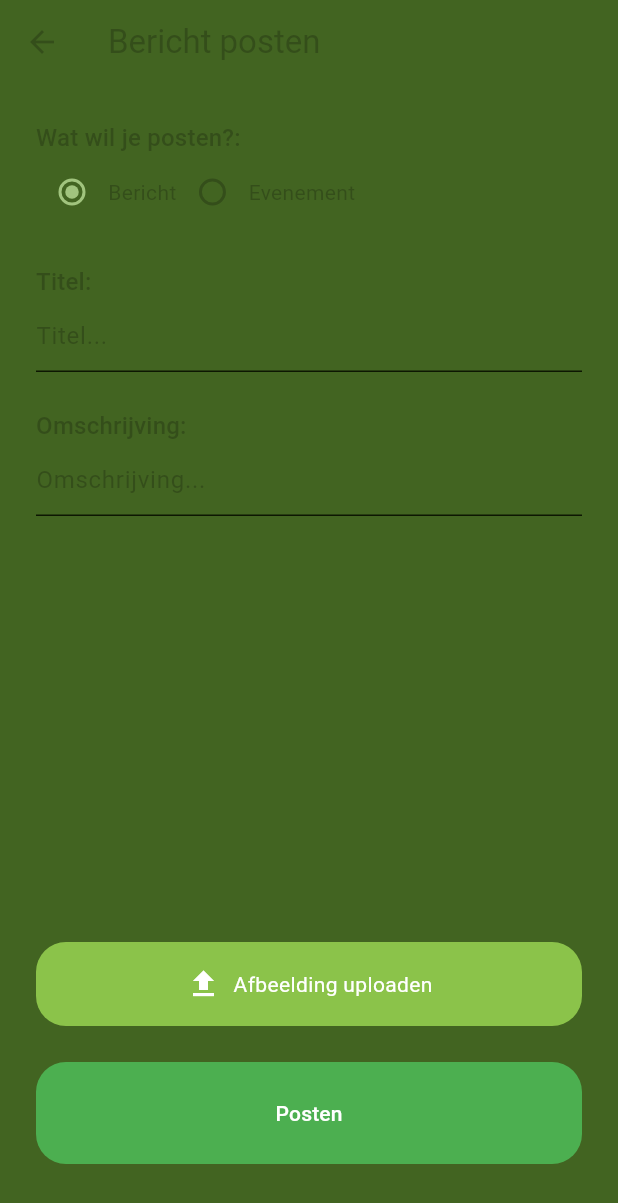
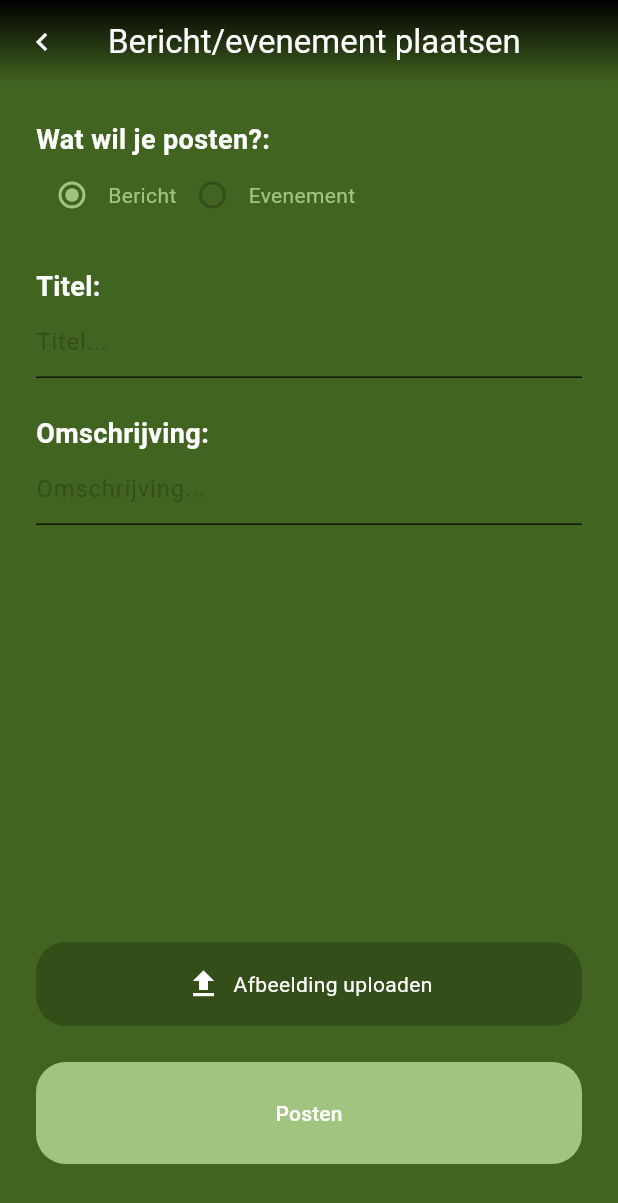
Before and after one commit to jorrit-jdjict/Huisgenot, a Flutter app: the CreateFeedOrEventScreen screen opened directly, on a phone screen of 412 x 824 dp. Shown: the top 1203 px of the screen. Run offline on Flutter 3.47's test engine with Material 3 defaults, Android fonts, the light colour scheme and no system bars; our stand-ins replace cloud_firestore, firebase_core, google_maps_flutter, image_picker, shared_preferences; missing offline and left inert: custom_map_markers; accounts and stored records are empty.

Commit message:
nieuwe styling

```diff
--- a/huisgenot/lib/src/view/screens/create_feed_or_event_screen.dart
+++ b/huisgenot/lib/src/view/screens/create_feed_or_event_screen.dart
@@ -37,12 +37,30 @@ class _CreateFeedOrEventScreenState extends State<CreateFeedOrEventScreen> {
   }
 
   // Function to show date picker
+// Function to show date picker
   Future<void> _selectDate() async {
     final DateTime? pickedDate = await showDatePicker(
       context: context,
       initialDate: DateTime.now(),
       firstDate: DateTime.now(),
       lastDate: DateTime(DateTime.now().year + 1),
+      builder: (BuildContext context, Widget? child) {
+        return Theme(
+          data: Theme.of(context).copyWith(
+            colorScheme: ColorScheme.light(
+              primary: Color.fromARGB(255, 161, 196, 126), // header background color
+              onPrimary: Color.fromARGB(255, 52, 78, 26), // header text color
+              onSurface: Color.fromARGB(255, 52, 78, 26), // body text color
+            ),
+            textButtonTheme: TextButtonThemeData(
+              style: TextButton.styleFrom(
+                foregroundColor: Color.fromARGB(255, 52, 78, 26), // button text color
+              ),
+            ),
+          ),
+          child: child!,
+        );
+      },
     );
 
     if (pickedDate != null && pickedDate != selectedDate) {
@@ -69,8 +87,9 @@ class _CreateFeedOrEventScreenState extends State<CreateFeedOrEventScreen> {
             id: 'bQQXe4pRe3IRJBU4GCVZ',
             name: 'Logged in user',
             address: 'test',
-          description:
-              'bruuh', lat:0, lng:0), //TODO: change this to the logged in user house id
+            description: 'bruuh',
+            lat: 0,
+            lng: 0), //TODO: change this to the logged in user house id
       );
 
       // Upload feed only if the selected option is 'Feed'
@@ -87,8 +106,9 @@ class _CreateFeedOrEventScreenState extends State<CreateFeedOrEventScreen> {
             id: 'bQQXe4pRe3IRJBU4GCVZ',
             name: 'Logged in user',
             address: 'test',
-            description:
-            'bruuh', lat:0, lng:0), //TODO: change this to the logged in user house id
+            description: 'bruuh',
+            lat: 0,
+            lng: 0), //TODO: change this to the logged in user house id
       );
 
       // Upload feed only if the selected option is 'Feed'
@@ -108,18 +128,42 @@ class _CreateFeedOrEventScreenState extends State<CreateFeedOrEventScreen> {
     return Scaffold(
       resizeToAvoidBottomInset: false,
       appBar: AppBar(
-        title: const Text('Bericht posten'),
-        // Add any additional styling you want for the app bar
+        backgroundColor: Colors.transparent,
+        flexibleSpace: Container(
+          decoration: const BoxDecoration(
+            gradient: LinearGradient(
+              begin: Alignment.topCenter,
+              end: Alignment.bottomCenter,
+              colors: [
+                Colors.black,
+                Colors.transparent,
+              ],
+              stops: [0, 1],
+            ),
+          ),
+        ),
+        title: const Text('Bericht/evenement plaatsen',
+            style: TextStyle(color: Colors.white)),
+        leading: Container(
+          margin: const EdgeInsets.all(8.0), // Add margin here
+          child: IconButton(
+            icon: const Icon(Icons.chevron_left, color: Color(0xFFF7F7F7)),
+            onPressed: () {
+              Navigator.pop(context);
+            },
+          ),
+        ),
       ),
       body: Padding(
         padding: const EdgeInsets.all(24.0),
         child: Column(
           crossAxisAlignment: CrossAxisAlignment.start,
           children: [
-            Text(
-              'Wat wil je posten?:',
-              style: Theme.of(context).textTheme.titleMedium,
-            ),
+            Text('Wat wil je posten?:',
+                style: TextStyle(
+                    color: Colors.white,
+                    fontSize: 18,
+                    fontWeight: FontWeight.bold)),
             Row(
               children: [
                 Radio(
@@ -131,7 +175,9 @@ class _CreateFeedOrEventScreenState extends State<CreateFeedOrEventScreen> {
                     });
                   },
                 ),
-                const Text('Bericht'),
+                const Text('Bericht',
+                    style:
+                        TextStyle(color: Color.fromARGB(255, 161, 196, 126))),
                 Radio(
                   value: 'Event',
                   groupValue: selectedOption,
@@ -141,7 +187,9 @@ class _CreateFeedOrEventScreenState extends State<CreateFeedOrEventScreen> {
                     });
                   },
                 ),
-                const Text('Evenement'),
+                const Text('Evenement',
+                    style:
+                        TextStyle(color: Color.fromARGB(255, 161, 196, 126))),
               ],
             ),
             Visibility(
@@ -149,48 +197,57 @@ class _CreateFeedOrEventScreenState extends State<CreateFeedOrEventScreen> {
               child: Column(
                 crossAxisAlignment: CrossAxisAlignment.start,
                 children: [
-                  Text(
-                    'Datum:',
-                    style: Theme.of(context).textTheme.titleMedium,
+                  Padding(
+                    padding: const EdgeInsets.only(bottom: 8),
+                    child: Text('Datum:',
+                        style: TextStyle(
+                            color: Colors.white,
+                            fontSize: 18,
+                            fontWeight: FontWeight.bold)),
                   ),
                   GestureDetector(
                     onTap: _selectDate,
                     child: Container(
                       padding: const EdgeInsets.all(16.0),
                       decoration: BoxDecoration(
-                        color: Colors.green, // Set the background color
-                        border: Border.all(color: Colors.green),
+                        color: Color.fromARGB(
+                            255, 161, 196, 126), // Set the background color
                         borderRadius: BorderRadius.circular(8.0),
                       ),
                       child: Text(
                           selectedDate != null
                               ? selectedDate!.toLocal().toString().split(' ')[0]
                               : 'Selecteer datum',
+                          style: TextStyle(
+                            color: Colors.white,
+                          )),
                     ),
                   ),
-                  ),
-                  const SizedBox(height: 24.0),
                 ],
               ),
             ),
             const SizedBox(height: 24.0),
-            Text(
-              'Titel:',
-              style: Theme.of(context).textTheme.titleMedium,
-            ),
+            Text('Titel:',
+                style: TextStyle(
+                    color: Colors.white,
+                    fontSize: 18,
+                    fontWeight: FontWeight.bold)),
             TextField(
+              style: TextStyle(color: Color.fromARGB(255, 161, 196, 126)),
               controller: titleController,
               decoration: const InputDecoration(
                 hintText: 'Titel...',
               ),
             ),
             const SizedBox(height: 24.0),
-            Text(
-              'Omschrijving:',
-              style: Theme.of(context).textTheme.titleMedium,
-            ),
+            Text('Omschrijving:',
+                style: TextStyle(
+                    color: Colors.white,
+                    fontSize: 18,
+                    fontWeight: FontWeight.bold)),
             Expanded(
               child: TextField(
+                style: TextStyle(color: Color.fromARGB(255, 161, 196, 126)),
                 controller: descriptionController,
                 maxLines: null,
                 decoration: const InputDecoration(
@@ -202,7 +259,7 @@ class _CreateFeedOrEventScreenState extends State<CreateFeedOrEventScreen> {
             Container(
               width: double.infinity,
               decoration: BoxDecoration(
-                color: Colors.lightGreen,
+                color: const Color.fromARGB(255, 52, 78, 26),
                 borderRadius: BorderRadius.circular(20.0),
               ),
               child: Material(
@@ -231,7 +288,7 @@ class _CreateFeedOrEventScreenState extends State<CreateFeedOrEventScreen> {
               child: TextButton(
                 onPressed: _handleUpload,
                 style: TextButton.styleFrom(
-                  backgroundColor: Colors.green,
+                  backgroundColor: Color.fromARGB(255, 161, 196, 126),
                   shape: RoundedRectangleBorder(
                     borderRadius: BorderRadius.circular(20.0),
                   ),
```
Lines whose indentation alone changed are shown as unchanged.
